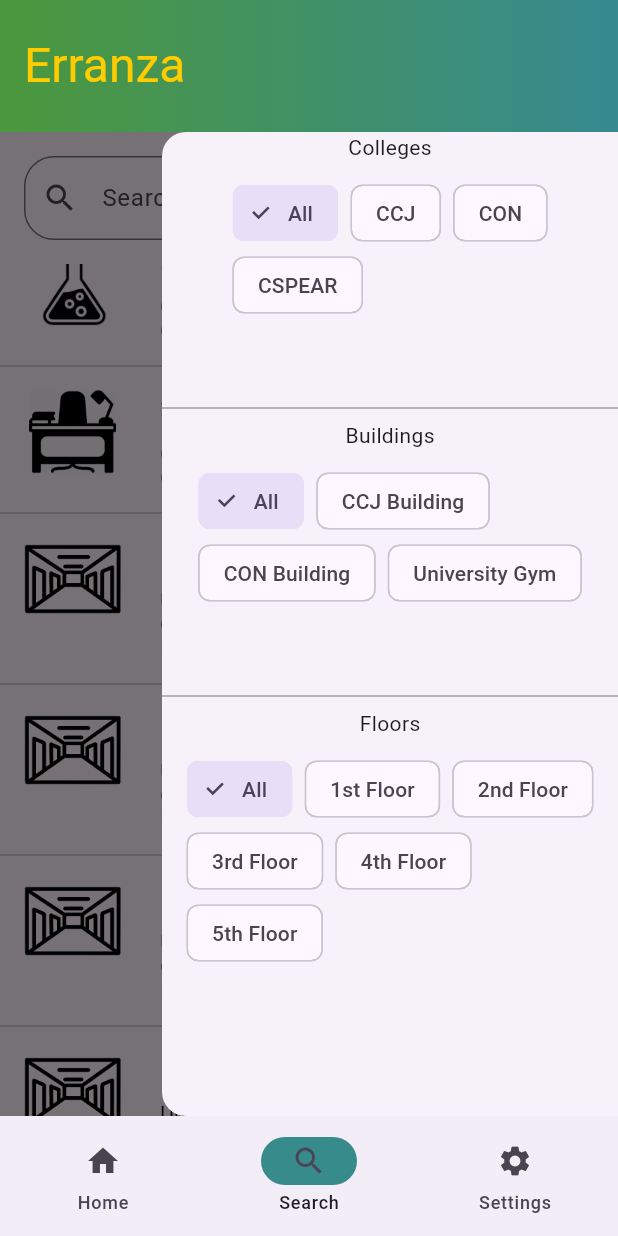
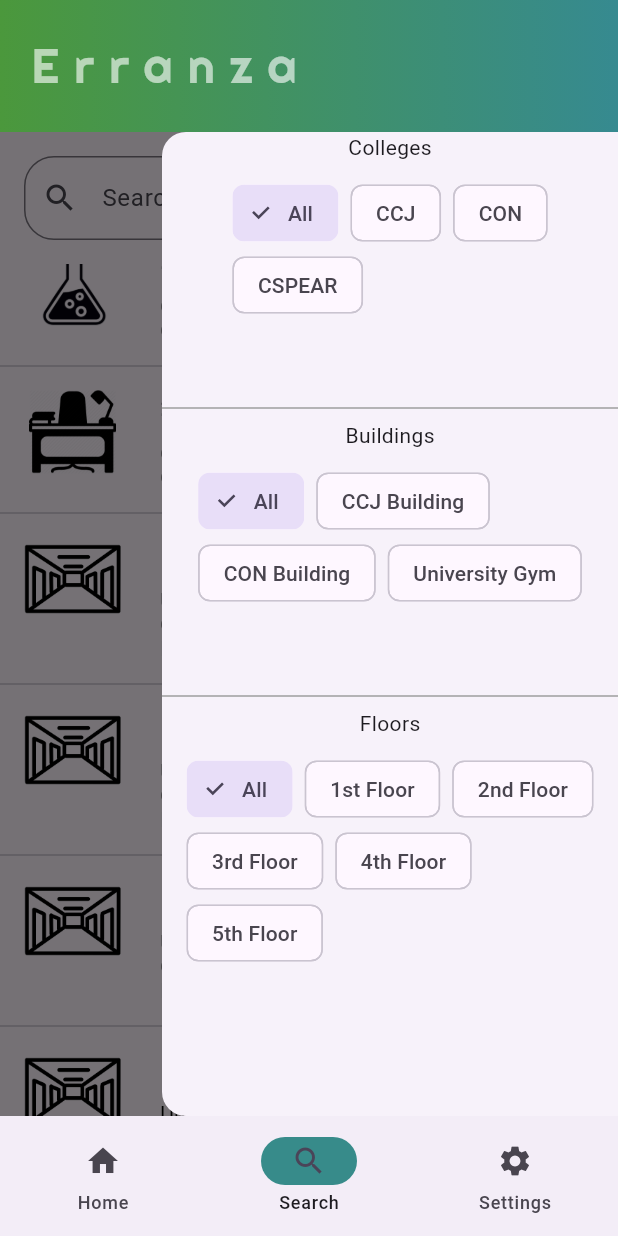
Before and after one commit to adrian-magsino/erranza, a Flutter app: the screen it shows after launch, item 2 of the bottom bar chosen, scrolled down 316 dp, after a tap on the "sort" icon, on a phone screen of 412 x 824 dp. Run offline on Flutter 3.47's test engine with Material 3 defaults, Android fonts, the light colour scheme and no system bars; missing offline and left inert: panorama_viewer.

Commit message:
fixed "Erranza" Text styles

```diff
--- a/lib/pages/navigation_bar.dart
+++ b/lib/pages/navigation_bar.dart
@@ -22,9 +22,11 @@ class _CustomNavBarState extends State<CustomNavBar> {
       appBar: AppBar(
         title: const Text("Erranza",
         style: TextStyle(
-          color: Color(0xffFFCC00),
+          color: Color.fromARGB(157, 255, 255, 255),
           fontSize: 32,
-          fontWeight: FontWeight.w400
+          fontWeight: FontWeight.w400,
+          fontFamily: "Righteous",
+          letterSpacing: 10,
           ),
         ),
 
--- a/lib/splashScreen.dart
+++ b/lib/splashScreen.dart
@@ -82,7 +82,9 @@ class _SplashScreenState extends State<SplashScreen>
                 color: Colors.black,
                 fontSize: 32,
                 fontWeight: FontWeight.w400,
-                fontFamily: 'Righteous'),),
+                fontFamily: "Righteous",
+                letterSpacing: 10,
+                ),),
               Padding(
                 padding: const EdgeInsets.all(40.0),
                 child: LinearProgressIndicator(
```
